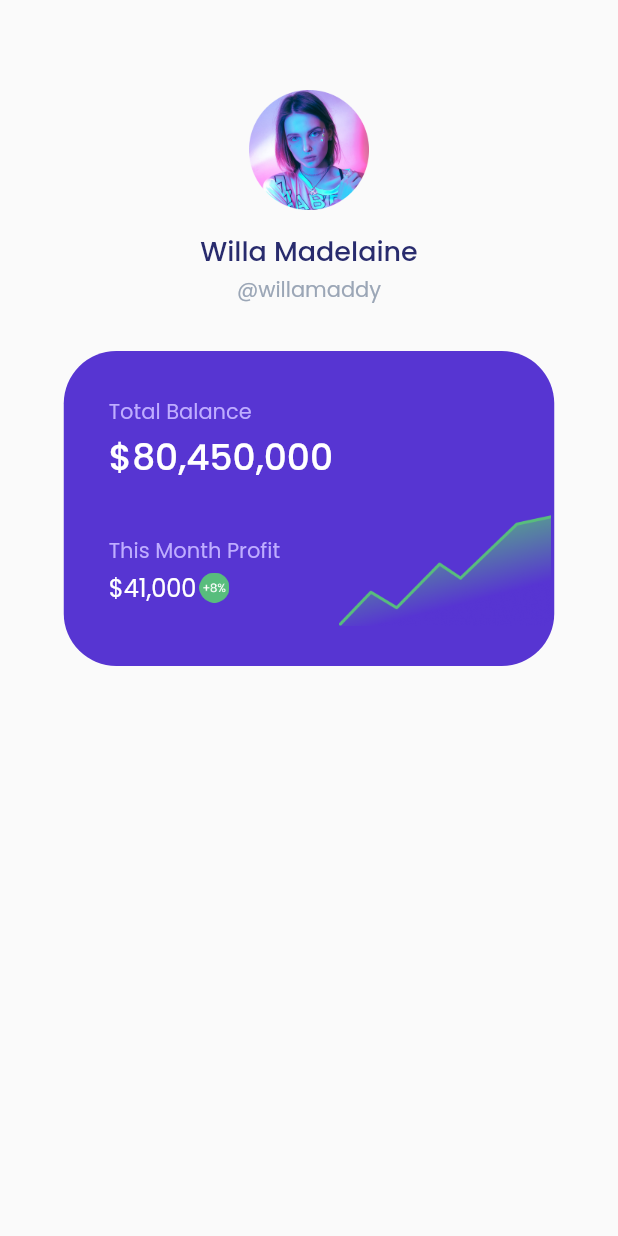
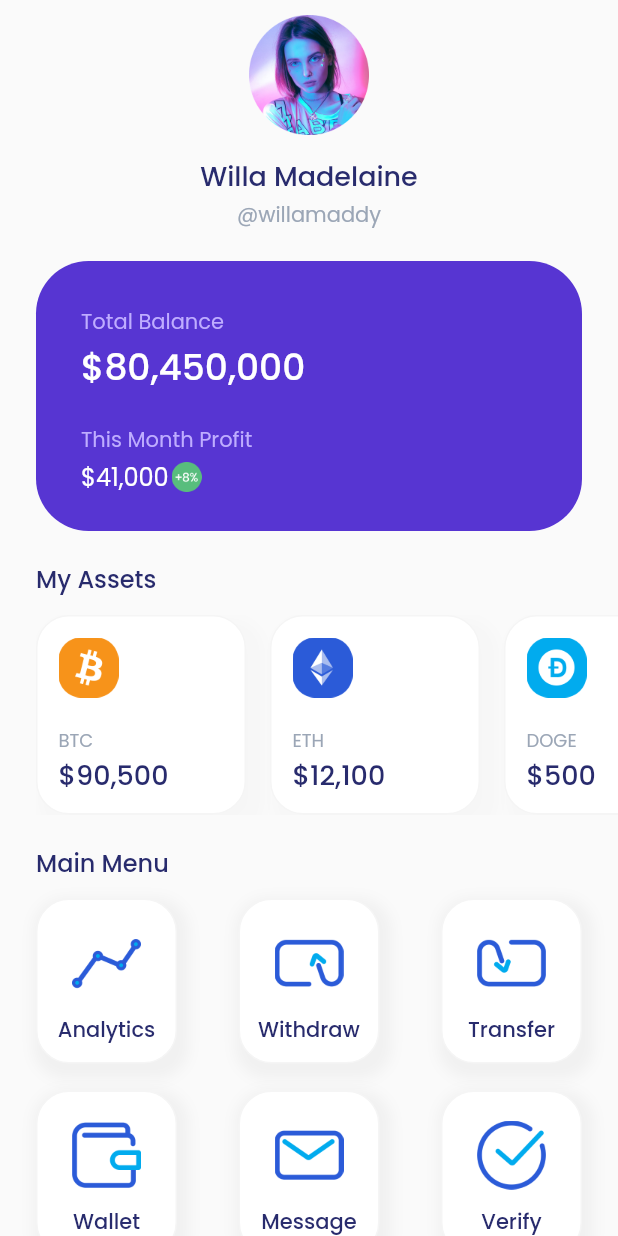
Before and after one commit to dyavas21/uicrypto, a Flutter app: the screen it shows after launch, on a phone screen of 412 x 824 dp. Run offline on Flutter 3.47's test engine with Material 2 defaults, Android fonts, the phone set to English and light mode, and no system bars; our stand-ins replace google_fonts.

Commit message:
final main_page

```diff
--- a/uicrypto/lib/pages/main_page.dart
+++ b/uicrypto/lib/pages/main_page.dart
@@ -1,5 +1,14 @@
 import 'package:flutter/material.dart';
 import 'package:google_fonts/google_fonts.dart';
+import 'package:uicrypto/widgets/Main%20Menu/analytic_menu.dart';
+import 'package:uicrypto/widgets/Main%20Menu/message_menu.dart';
+import 'package:uicrypto/widgets/Main%20Menu/transfer_menu.dart';
+import 'package:uicrypto/widgets/Main%20Menu/verify_menu.dart';
+import 'package:uicrypto/widgets/Main%20Menu/wallet_menu.dart';
+import 'package:uicrypto/widgets/Main%20Menu/withdraw_menu.dart';
+import 'package:uicrypto/widgets/crypto_card1.dart';
+import 'package:uicrypto/widgets/crypto_card2.dart';
+import 'package:uicrypto/widgets/crypto_card3.dart';
 
 class MainPage extends StatelessWidget {
   @override
@@ -11,7 +20,7 @@ class MainPage extends StatelessWidget {
             children: [
               Padding(
                 padding: const EdgeInsets.only(
-                  top: 60,
+                  top: 10,
                 ),
                 child: Image.asset(
                   'assets/profile.png',
@@ -47,13 +56,12 @@ class MainPage extends StatelessWidget {
     Widget balance() {
       return Container(
         margin: EdgeInsets.only(
-          top: 30,
+          top: 20,
           left: 24,
           right: 24,
-          bottom: 30,
         ),
-        width: 327,
-        height: 210,
+        width: double.infinity,
+        height: 180,
         decoration: BoxDecoration(
           color: Color(0xff5735D2),
           borderRadius: BorderRadius.circular(35),
@@ -119,16 +127,6 @@ class MainPage extends StatelessWidget {
                         )
                       ],
                     ),
-                    Padding(
-                      padding: const EdgeInsets.only(
-                        left: 10,
-                      ),
-                      child: Image.asset(
-                        'assets/graph.png',
-                        width: 146.5,
-                        height: 74.5,
-                      ),
-                    ),
                   ],
                 ),
               ),
@@ -138,11 +136,126 @@ class MainPage extends StatelessWidget {
       );
     }
 
+    Widget myAssets() {
+      return Container(
+        margin: EdgeInsets.only(
+          top: 20,
+          left: 24,
+        ),
+        child: Column(
+          crossAxisAlignment: CrossAxisAlignment.start,
+          children: [
+            Text(
+              'My Assets',
+              style: GoogleFonts.poppins(
+                color: Color(0xff282B6D),
+                fontSize: 16,
+                fontWeight: FontWeight.w500,
+              ),
+            ),
+            SizedBox(
+              height: 12,
+            ),
+            Container(
+              child: SingleChildScrollView(
+                scrollDirection: Axis.horizontal,
+                child: Row(
+                  children: [
+                    Row(
+                      children: [
+                        CryptoCard1(),
+                        CryptoCard2(),
+                        CryptoCard3(),
+                        CryptoCard1(),
+                      ],
+                    )
+                  ],
+                ),
+              ),
+            )
+          ],
+        ),
+      );
+    }
+
+    Widget mainMenu() {
+      return Container(
+        margin: EdgeInsets.only(
+          top: 20,
+        ),
+        child: Column(
+          crossAxisAlignment: CrossAxisAlignment.start,
+          children: [
+            Padding(
+              padding: const EdgeInsets.only(
+                left: 24,
+              ),
+              child: Text(
+                'Main Menu',
+                style: GoogleFonts.poppins(
+                  color: Color(0xff282B6D),
+                  fontSize: 16,
+                  fontWeight: FontWeight.w500,
+                ),
+              ),
+            ),
+            Padding(
+              padding: const EdgeInsets.only(
+                left: 24,
+                right: 24,
+              ),
+              child: Row(
+                mainAxisAlignment: MainAxisAlignment.spaceBetween,
+                children: [
+                  AnalyticMenu(),
+                  WithdrawMenu(),
+                  TransferMenu(),
+                ],
+              ),
+            ),
+            Padding(
+              padding: const EdgeInsets.only(
+                left: 24,
+                right: 24,
+                top: 6,
+                bottom: 30,
+              ),
+              child: Row(
+                mainAxisAlignment: MainAxisAlignment.spaceBetween,
+                children: [
+                  WalletMenu(),
+                  MessageMenu(),
+                  VerifyMenu(),
+                ],
+              ),
+            )
+          ],
+        ),
+      );
+    }
+
+//     return Scaffold(
+//       backgroundColor: Colors.white,
+//       body: Column(
+//         crossAxisAlignment: CrossAxisAlignment.start,
+//         children: [
+//           header(),
+//           balance(),
+//           myAssets(),
+//           mainMenu(),
+//         ],
+//       ),
+//     );
+//   }
+// }
+
     return Scaffold(
-      body: Column(
+      body: ListView(
         children: [
           header(),
           balance(),
+          myAssets(),
+          mainMenu(),
         ],
       ),
     );
--- /dev/null
+++ b/uicrypto/lib/widgets/Main Menu/analytic_menu.dart
@@ -0,0 +1,51 @@
+import 'package:flutter/material.dart';
+import 'package:google_fonts/google_fonts.dart';
+
+class AnalyticMenu extends StatelessWidget {
+  @override
+  Widget build(BuildContext context) {
+    return Container(
+      margin: EdgeInsets.only(
+        top: 12,
+        right: 22,
+      ),
+      width: 94,
+      height: 110,
+      decoration: BoxDecoration(
+        color: Colors.white,
+        boxShadow: [
+          BoxShadow(
+              color: Colors.grey.withOpacity(0.1),
+              spreadRadius: 5,
+              blurRadius: 7,
+              offset: Offset(3.0, 5.0))
+        ],
+        borderRadius: BorderRadius.circular(22),
+        border: Border.all(
+          color: Color(0xffF5F5F5),
+        ),
+      ),
+      child: Column(
+        children: [
+          Padding(
+            padding: const EdgeInsets.only(top: 19),
+            child: Image.asset(
+              'assets/analytic.png',
+              width: 46,
+            ),
+          ),
+          SizedBox(
+            height: 11,
+          ),
+          Text(
+            'Analytics',
+            style: GoogleFonts.poppins(
+              color: Color(0xff282B6D),
+              fontWeight: FontWeight.w500,
+            ),
+          ),
+        ],
+      ),
+    );
+  }
+}
--- /dev/null
+++ b/uicrypto/lib/widgets/Main Menu/message_menu.dart
@@ -0,0 +1,51 @@
+import 'package:flutter/material.dart';
+import 'package:google_fonts/google_fonts.dart';
+
+class MessageMenu extends StatelessWidget {
+  @override
+  Widget build(BuildContext context) {
+    return Container(
+      margin: EdgeInsets.only(
+        top: 12,
+        right: 22,
+      ),
+      width: 94,
+      height: 110,
+      decoration: BoxDecoration(
+        color: Colors.white,
+        boxShadow: [
+          BoxShadow(
+              color: Colors.grey.withOpacity(0.1),
+              spreadRadius: 5,
+              blurRadius: 7,
+              offset: Offset(3.0, 5.0))
+        ],
+        borderRadius: BorderRadius.circular(22),
+        border: Border.all(
+          color: Color(0xffF5F5F5),
+        ),
+      ),
+      child: Column(
+        children: [
+          Padding(
+            padding: const EdgeInsets.only(top: 19),
+            child: Image.asset(
+              'assets/message.png',
+              width: 46,
+            ),
+          ),
+          SizedBox(
+            height: 11,
+          ),
+          Text(
+            'Message',
+            style: GoogleFonts.poppins(
+              color: Color(0xff282B6D),
+              fontWeight: FontWeight.w500,
+            ),
+          ),
+        ],
+      ),
+    );
+  }
+}
--- /dev/null
+++ b/uicrypto/lib/widgets/Main Menu/transfer_menu.dart
@@ -0,0 +1,50 @@
+import 'package:flutter/material.dart';
+import 'package:google_fonts/google_fonts.dart';
+
+class TransferMenu extends StatelessWidget {
+  @override
+  Widget build(BuildContext context) {
+    return Container(
+      margin: EdgeInsets.only(
+        top: 12,
+      ),
+      width: 94,
+      height: 110,
+      decoration: BoxDecoration(
+        color: Colors.white,
+        boxShadow: [
+          BoxShadow(
+              color: Colors.grey.withOpacity(0.1),
+              spreadRadius: 5,
+              blurRadius: 7,
+              offset: Offset(3.0, 5.0))
+        ],
+        borderRadius: BorderRadius.circular(22),
+        border: Border.all(
+          color: Color(0xffF5F5F5),
+        ),
+      ),
+      child: Column(
+        children: [
+          Padding(
+            padding: const EdgeInsets.only(top: 19),
+            child: Image.asset(
+              'assets/transfer.png',
+              width: 46,
+            ),
+          ),
+          SizedBox(
+            height: 11,
+          ),
+          Text(
+            'Transfer',
+            style: GoogleFonts.poppins(
+              color: Color(0xff282B6D),
+              fontWeight: FontWeight.w500,
+            ),
+          ),
+        ],
+      ),
+    );
+  }
+}
--- /dev/null
+++ b/uicrypto/lib/widgets/Main Menu/verify_menu.dart
@@ -0,0 +1,50 @@
+import 'package:flutter/material.dart';
+import 'package:google_fonts/google_fonts.dart';
+
+class VerifyMenu extends StatelessWidget {
+  @override
+  Widget build(BuildContext context) {
+    return Container(
+      margin: EdgeInsets.only(
+        top: 12,
+      ),
+      width: 94,
+      height: 110,
+      decoration: BoxDecoration(
+        color: Colors.white,
+        boxShadow: [
+          BoxShadow(
+              color: Colors.grey.withOpacity(0.1),
+              spreadRadius: 5,
+              blurRadius: 7,
+              offset: Offset(3.0, 5.0))
+        ],
+        borderRadius: BorderRadius.circular(22),
+        border: Border.all(
+          color: Color(0xffF5F5F5),
+        ),
+      ),
+      child: Column(
+        children: [
+          Padding(
+            padding: const EdgeInsets.only(top: 19),
+            child: Image.asset(
+              'assets/verify.png',
+              width: 46,
+            ),
+          ),
+          SizedBox(
+            height: 11,
+          ),
+          Text(
+            'Verify',
+            style: GoogleFonts.poppins(
+              color: Color(0xff282B6D),
+              fontWeight: FontWeight.w500,
+            ),
+          ),
+        ],
+      ),
+    );
+  }
+}
--- /dev/null
+++ b/uicrypto/lib/widgets/Main Menu/wallet_menu.dart
@@ -0,0 +1,51 @@
+import 'package:flutter/material.dart';
+import 'package:google_fonts/google_fonts.dart';
+
+class WalletMenu extends StatelessWidget {
+  @override
+  Widget build(BuildContext context) {
+    return Container(
+      margin: EdgeInsets.only(
+        top: 12,
+        right: 22,
+      ),
+      width: 94,
+      height: 110,
+      decoration: BoxDecoration(
+        color: Colors.white,
+        boxShadow: [
+          BoxShadow(
+              color: Colors.grey.withOpacity(0.1),
+              spreadRadius: 5,
+              blurRadius: 7,
+              offset: Offset(3.0, 5.0))
+        ],
+        borderRadius: BorderRadius.circular(22),
+        border: Border.all(
+          color: Color(0xffF5F5F5),
+        ),
+      ),
+      child: Column(
+        children: [
+          Padding(
+            padding: const EdgeInsets.only(top: 19),
+            child: Image.asset(
+              'assets/wallet.png',
+              width: 46,
+            ),
+          ),
+          SizedBox(
+            height: 11,
+          ),
+          Text(
+            'Wallet',
+            style: GoogleFonts.poppins(
+              color: Color(0xff282B6D),
+              fontWeight: FontWeight.w500,
+            ),
+          ),
+        ],
+      ),
+    );
+  }
+}
--- /dev/null
+++ b/uicrypto/lib/widgets/Main Menu/withdraw_menu.dart
@@ -0,0 +1,51 @@
+import 'package:flutter/material.dart';
+import 'package:google_fonts/google_fonts.dart';
+
+class WithdrawMenu extends StatelessWidget {
+  @override
+  Widget build(BuildContext context) {
+    return Container(
+      margin: EdgeInsets.only(
+        top: 12,
+        right: 22,
+      ),
+      width: 94,
+      height: 110,
+      decoration: BoxDecoration(
+        color: Colors.white,
+        boxShadow: [
+          BoxShadow(
+              color: Colors.grey.withOpacity(0.1),
+              spreadRadius: 5,
+              blurRadius: 7,
+              offset: Offset(3.0, 5.0))
+        ],
+        borderRadius: BorderRadius.circular(22),
+        border: Border.all(
+          color: Color(0xffF5F5F5),
+        ),
+      ),
+      child: Column(
+        children: [
+          Padding(
+            padding: const EdgeInsets.only(top: 19),
+            child: Image.asset(
+              'assets/withdraw.png',
+              width: 46,
+            ),
+          ),
+          SizedBox(
+            height: 11,
+          ),
+          Text(
+            'Withdraw',
+            style: GoogleFonts.poppins(
+              color: Color(0xff282B6D),
+              fontWeight: FontWeight.w500,
+            ),
+          ),
+        ],
+      ),
+    );
+  }
+}
--- /dev/null
+++ b/uicrypto/lib/widgets/crypto_card1.dart
@@ -0,0 +1,62 @@
+import 'package:flutter/material.dart';
+import 'package:google_fonts/google_fonts.dart';
+
+class CryptoCard1 extends StatelessWidget {
+  @override
+  Widget build(BuildContext context) {
+    return Container(
+      width: 140,
+      height: 133,
+      margin: EdgeInsets.only(
+        right: 16,
+      ),
+      decoration: BoxDecoration(
+        boxShadow: [
+          BoxShadow(
+              color: Color(0xffF5F5F5).withOpacity(0.7),
+              spreadRadius: 5,
+              blurRadius: 7,
+              offset: Offset(7.0, 8.0))
+        ],
+        color: Colors.white,
+        border: Border.all(
+          color: Color(0xffF5F5F5),
+        ),
+        borderRadius: BorderRadius.circular(22),
+      ),
+      child: Padding(
+        padding: const EdgeInsets.only(
+          top: 14,
+          left: 14,
+        ),
+        child: Column(
+          crossAxisAlignment: CrossAxisAlignment.start,
+          children: [
+            Image.asset(
+              'assets/btc.png',
+              width: 40,
+            ),
+            SizedBox(
+              height: 20,
+            ),
+            Text(
+              'BTC',
+              style: GoogleFonts.poppins(
+                color: Color(0xff9BA6B6),
+                fontSize: 12,
+              ),
+            ),
+            Text(
+              '\$90,500',
+              style: GoogleFonts.poppins(
+                color: Color(0xff282B6D),
+                fontSize: 18,
+                fontWeight: FontWeight.w500,
+              ),
+            ),
+          ],
+        ),
+      ),
+    );
+  }
+}
--- /dev/null
+++ b/uicrypto/lib/widgets/crypto_card2.dart
@@ -0,0 +1,62 @@
+import 'package:flutter/material.dart';
+import 'package:google_fonts/google_fonts.dart';
+
+class CryptoCard2 extends StatelessWidget {
+  @override
+  Widget build(BuildContext context) {
+    return Container(
+      width: 140,
+      height: 133,
+      margin: EdgeInsets.only(
+        right: 16,
+      ),
+      decoration: BoxDecoration(
+        boxShadow: [
+          BoxShadow(
+              color: Color(0xffF5F5F5).withOpacity(0.7),
+              spreadRadius: 5,
+              blurRadius: 7,
+              offset: Offset(7.0, 8.0))
+        ],
+        color: Colors.white,
+        border: Border.all(
+          color: Color(0xffF5F5F5),
+        ),
+        borderRadius: BorderRadius.circular(22),
+      ),
+      child: Padding(
+        padding: const EdgeInsets.only(
+          top: 14,
+          left: 14,
+        ),
+        child: Column(
+          crossAxisAlignment: CrossAxisAlignment.start,
+          children: [
+            Image.asset(
+              'assets/eth.png',
+              width: 40,
+            ),
+            SizedBox(
+              height: 20,
+            ),
+            Text(
+              'ETH',
+              style: GoogleFonts.poppins(
+                color: Color(0xff9BA6B6),
+                fontSize: 12,
+              ),
+            ),
+            Text(
+              '\$12,100',
+              style: GoogleFonts.poppins(
+                color: Color(0xff282B6D),
+                fontSize: 18,
+                fontWeight: FontWeight.w500,
+              ),
+            ),
+          ],
+        ),
+      ),
+    );
+  }
+}
--- /dev/null
+++ b/uicrypto/lib/widgets/crypto_card3.dart
@@ -0,0 +1,62 @@
+import 'package:flutter/material.dart';
+import 'package:google_fonts/google_fonts.dart';
+
+class CryptoCard3 extends StatelessWidget {
+  @override
+  Widget build(BuildContext context) {
+    return Container(
+      width: 140,
+      height: 133,
+      margin: EdgeInsets.only(
+        right: 16,
+      ),
+      decoration: BoxDecoration(
+        boxShadow: [
+          BoxShadow(
+              color: Color(0xffF5F5F5).withOpacity(0.7),
+              spreadRadius: 5,
+              blurRadius: 7,
+              offset: Offset(7.0, 8.0))
+        ],
+        color: Colors.white,
+        border: Border.all(
+          color: Color(0xffF5F5F5),
+        ),
+        borderRadius: BorderRadius.circular(22),
+      ),
+      child: Padding(
+        padding: const EdgeInsets.only(
+          top: 14,
+          left: 14,
+        ),
+        child: Column(
+          crossAxisAlignment: CrossAxisAlignment.start,
+          children: [
+            Image.asset(
+              'assets/doge.png',
+              width: 40,
+            ),
+            SizedBox(
+              height: 20,
+            ),
+            Text(
+              'DOGE',
+              style: GoogleFonts.poppins(
+                color: Color(0xff9BA6B6),
+                fontSize: 12,
+              ),
+            ),
+            Text(
+              '\$500',
+              style: GoogleFonts.poppins(
+                color: Color(0xff282B6D),
+                fontSize: 18,
+                fontWeight: FontWeight.w500,
+              ),
+            ),
+          ],
+        ),
+      ),
+    );
+  }
+}
```
